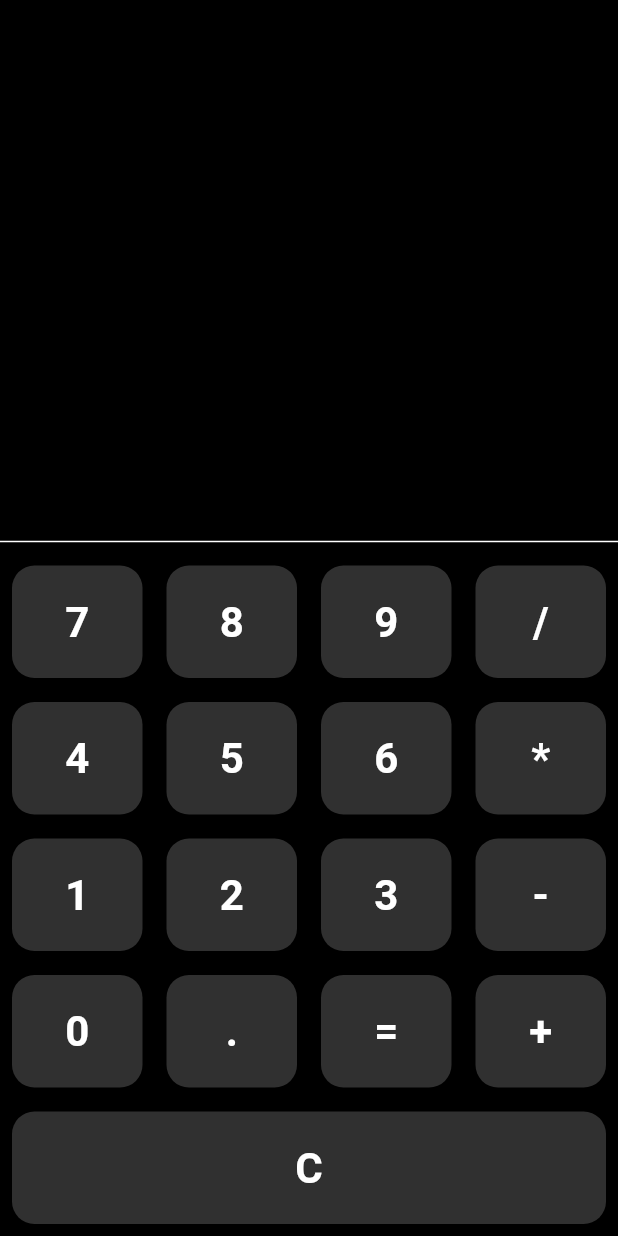
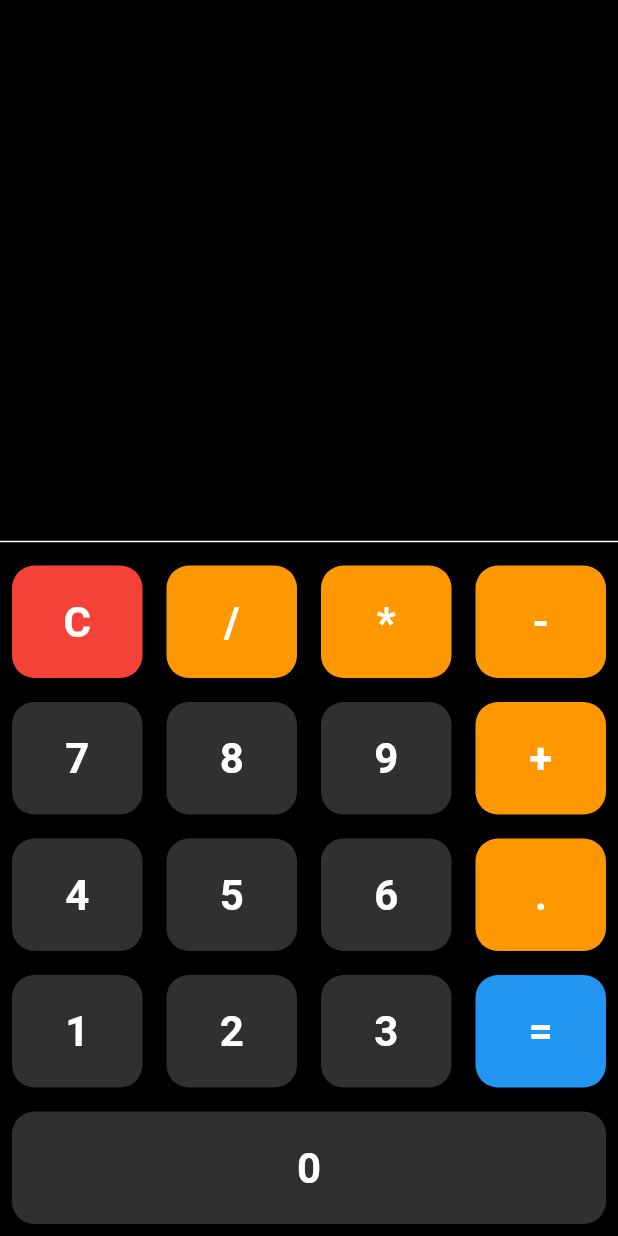
Before and after one commit to sricharan8462/Calculator_HW2, a Flutter app: the screen it shows after launch, after a tap on an icon or button, on a phone screen of 412 x 824 dp. Run offline on Flutter 3.47's test engine with Material 3 defaults, Android fonts, the phone set to English and light mode, and no system bars; our stand-ins replace math_expressions.

Commit message:
edge cases and bug fixes

```diff
--- a/lib/main.dart
+++ b/lib/main.dart
@@ -11,6 +11,7 @@ class MyApp extends StatelessWidget {
     return MaterialApp(
       debugShowCheckedModeBanner: false,
       title: 'Calculator',
+      theme: ThemeData.dark(),
       home: CalculatorScreen(),
     );
   }
@@ -32,17 +33,39 @@ class _CalculatorScreenState extends State<CalculatorScreen> {
         output = "";
       } else if (value == "=") {
         try {
+          if (input.isNotEmpty && !RegExp(r'[+\-*/]$').hasMatch(input)) {
             Parser p = Parser();
             Expression exp = p.parse(input);
             ContextModel cm = ContextModel();
             double eval = exp.evaluate(EvaluationType.REAL, cm);
+
+            if (eval.toString() == "Infinity" || eval.toString() == "NaN") {
+              output = "Error";
+            } else {
               output = eval.toString();
+            }
             input = output;
+          }
         } catch (e) {
           output = "Error";
         }
       } else {
+        // Prevent consecutive operators (e.g., "5 ++ 3" is not allowed)
+        if (RegExp(r'[+\-*/]').hasMatch(value) &&
+            input.isNotEmpty &&
+            RegExp(r'[+\-*/]$').hasMatch(input)) {
+          input = input.substring(0, input.length - 1) + value;
+        }
+        // Prevent multiple decimals in a single number
+        else if (value == ".") {
+          List<String> parts = input.split(RegExp(r'[+\-*/]'));
+          String lastPart = parts.isNotEmpty ? parts.last : "";
+          if (!lastPart.contains(".")) {
             input += value;
+          }
+        } else {
+          input += value;
+        }
       }
     });
   }
@@ -56,31 +79,67 @@ class _CalculatorScreenState extends State<CalculatorScreen> {
           Expanded(
             child: Container(
               alignment: Alignment.bottomRight,
-              padding: EdgeInsets.all(20),
+              padding: const EdgeInsets.all(20),
               child: Text(
                 input,
-                style: TextStyle(fontSize: 48, fontWeight: FontWeight.bold, color: Colors.white),
+                style: const TextStyle(
+                  fontSize: 48,
+                  fontWeight: FontWeight.bold,
+                  color: Colors.white,
+                ),
               ),
             ),
           ),
           Expanded(
             child: Container(
               alignment: Alignment.bottomRight,
-              padding: EdgeInsets.all(20),
+              padding: const EdgeInsets.all(20),
               child: Text(
                 output,
-                style: TextStyle(fontSize: 44, fontWeight: FontWeight.bold, color: Colors.greenAccent),
+                style: const TextStyle(
+                  fontSize: 44,
+                  fontWeight: FontWeight.bold,
+                  color: Colors.greenAccent,
                 ),
               ),
             ),
-          Divider(color: Colors.white),
+          ),
+          const Divider(color: Colors.white),
           Column(
             children: [
-              Row(children: [buildButton("7"), buildButton("8"), buildButton("9"), buildButton("/")]),
-              Row(children: [buildButton("4"), buildButton("5"), buildButton("6"), buildButton("*")]),
-              Row(children: [buildButton("1"), buildButton("2"), buildButton("3"), buildButton("-")]),
-              Row(children: [buildButton("0"), buildButton("."), buildButton("="), buildButton("+")]),
-              Row(children: [buildButton("C")]),
+              Row(
+                children: [
+                  buildButton("C", Colors.red),
+                  buildButton("/", Colors.orange),
+                  buildButton("*", Colors.orange),
+                  buildButton("-", Colors.orange),
+                ],
+              ),
+              Row(
+                children: [
+                  buildButton("7", Colors.grey[850]!),
+                  buildButton("8", Colors.grey[850]!),
+                  buildButton("9", Colors.grey[850]!),
+                  buildButton("+", Colors.orange),
+                ],
+              ),
+              Row(
+                children: [
+                  buildButton("4", Colors.grey[850]!),
+                  buildButton("5", Colors.grey[850]!),
+                  buildButton("6", Colors.grey[850]!),
+                  buildButton(".", Colors.orange),
+                ],
+              ),
+              Row(
+                children: [
+                  buildButton("1", Colors.grey[850]!),
+                  buildButton("2", Colors.grey[850]!),
+                  buildButton("3", Colors.grey[850]!),
+                  buildButton("=", Colors.blue),
+                ],
+              ),
+              Row(children: [buildButton("0", Colors.grey[850]!)]),
             ],
           ),
         ],
@@ -88,21 +147,25 @@ class _CalculatorScreenState extends State<CalculatorScreen> {
     );
   }
 
-  Widget buildButton(String value) {
+  Widget buildButton(String value, Color color) {
     return Expanded(
       child: InkWell(
         onTap: () => onButtonPressed(value),
         child: Container(
-          margin: EdgeInsets.all(8.0),
+          margin: const EdgeInsets.all(8.0),
           height: 75,
           decoration: BoxDecoration(
-            color: Colors.grey[850],
+            color: color,
             borderRadius: BorderRadius.circular(15),
           ),
           child: Center(
             child: Text(
               value,
-              style: TextStyle(fontSize: 28, fontWeight: FontWeight.bold, color: Colors.white),
+              style: const TextStyle(
+                fontSize: 28,
+                fontWeight: FontWeight.bold,
+                color: Colors.white,
+              ),
             ),
           ),
         ),
```
Lines whose indentation alone changed are shown as unchanged.
